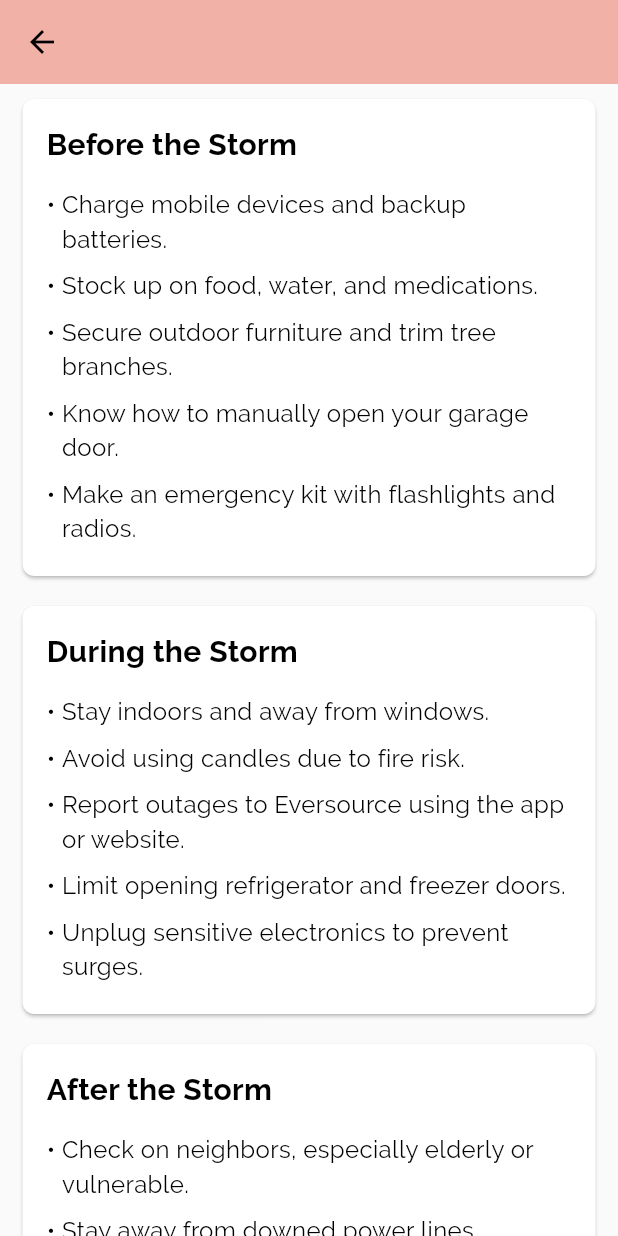
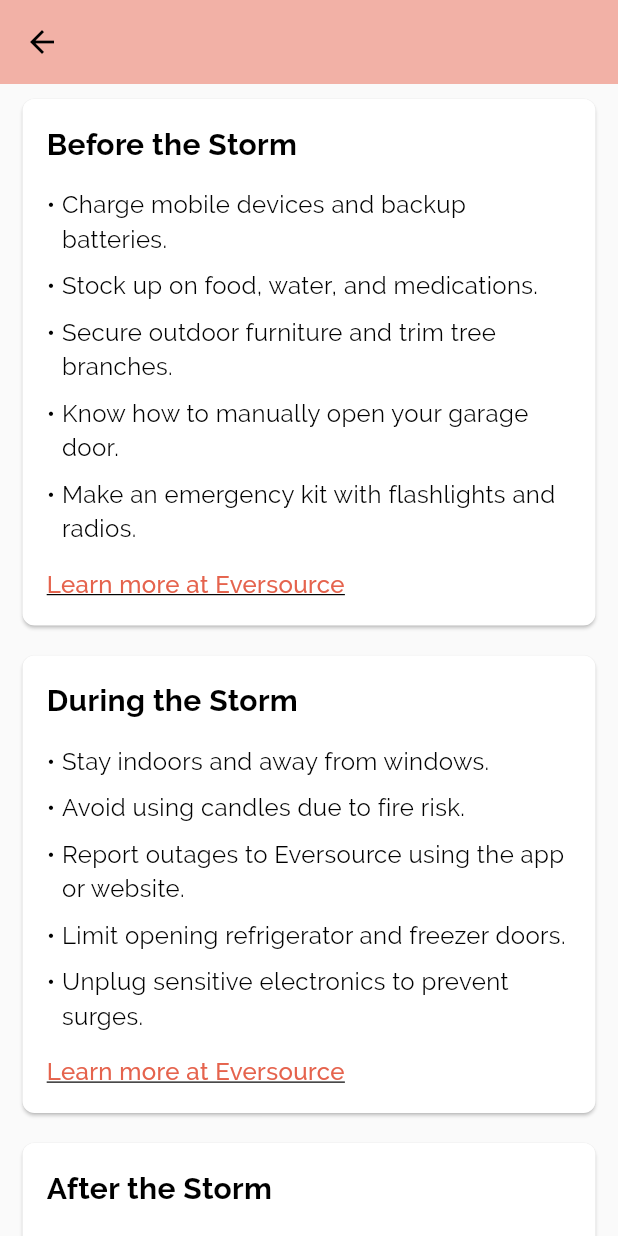
Before and after one commit to littlered964/safer-app, a Flutter app: the PowerOutage screen opened by its route, on a phone screen of 412 x 824 dp. Run offline on Flutter 3.47's test engine with Material 3 defaults, Android fonts, the phone set to English and light mode, and no system bars; our stand-ins replace bloc, device_info_plus, flutter_bloc, flutter_spinbox, flutter_swiper_null_safety, shared_preferences and 1 more; accounts and stored records are empty.

Commit message:
Add Eversource links and restoration info to Power Outage page

```diff
--- a/lib/screens/safer_main_menu/power_outage.dart
+++ b/lib/screens/safer_main_menu/power_outage.dart
@@ -1,11 +1,17 @@
 import 'package:flutter/material.dart';
+import 'package:url_launcher/url_launcher.dart';
 
 class PowerOutage extends StatelessWidget {
   final String title;
 
   const PowerOutage({super.key, required this.title});
 
-  Widget buildInfoBlock(String heading, List<String> tips) {
+  Widget buildInfoBlock(
+    BuildContext context,
+    String heading,
+    List<String> tips, {
+    String? link,
+  }) {
     return Card(
       margin: const EdgeInsets.symmetric(vertical: 10, horizontal: 15),
       clipBehavior: Clip.antiAlias,
@@ -41,6 +47,69 @@ class PowerOutage extends StatelessWidget {
                     ],
                   ),
                 )),
+            if (link != null) ...[
+              const SizedBox(height: 10),
+              GestureDetector(
+                onTap: () => launchUrl(Uri.parse(link)),
+                child: Text(
+                  'Learn more at Eversource',
+                  style: TextStyle(
+                    color: Theme.of(context).primaryColor,
+                    fontSize: 16,
+                    fontWeight: FontWeight.w500,
+                    decoration: TextDecoration.underline,
+                  ),
+                ),
+              ),
+            ],
+          ],
+        ),
+      ),
+    );
+  }
+
+  Widget buildRestorationBlock(BuildContext context) {
+    const url = 'https://www.eversource.com/content/residential/outages/restoration-process';
+    const description =
+        'Understand how Eversource restores power after major outages. This page outlines their step-by-step restoration process, prioritization of critical services, and estimated restoration timelines.';
+
+    return Card(
+      margin: const EdgeInsets.symmetric(vertical: 10, horizontal: 15),
+      clipBehavior: Clip.antiAlias,
+      child: Padding(
+        padding: const EdgeInsets.all(16.0),
+        child: Column(
+          crossAxisAlignment: CrossAxisAlignment.start,
+          children: [
+            const Text(
+              "Eversource Power Restoration",
+              style: TextStyle(
+                fontSize: 20,
+                fontWeight: FontWeight.bold,
+                fontFamily: 'Raleway',
+              ),
+            ),
+            const SizedBox(height: 10),
+            Text(
+              description,
+              style: const TextStyle(
+                fontSize: 16,
+                fontFamily: 'Raleway',
+              ),
+            ),
+            const SizedBox(height: 10),
+            GestureDetector(
+              onTap: () => launchUrl(Uri.parse(url)),
+              child: Text(
+                'Visit Restoration Process Page',
+                style: TextStyle(
+                  color: Theme.of(context).primaryColor,
+                  fontSize: 16,
+                  fontWeight: FontWeight.w500,
+                  decoration: TextDecoration.underline,
+                ),
+              ),
+            ),
           ],
         ),
       ),
@@ -80,9 +149,28 @@ class PowerOutage extends StatelessWidget {
       ),
       body: ListView(
         children: [
-          buildInfoBlock("Before the Storm", beforeStormTips),
-          buildInfoBlock("During the Storm", duringStormTips),
-          buildInfoBlock("After the Storm", afterStormTips),
+          buildInfoBlock(
+            context,
+            "Before the Storm",
+            beforeStormTips,
+            link:
+                "https://www.eversource.com/content/residential/outages/storm-preparedness/before-a-storm",
+          ),
+          buildInfoBlock(
+            context,
+            "During the Storm",
+            duringStormTips,
+            link:
+                "https://www.eversource.com/content/residential/outages/storm-preparedness/during-a-storm",
+          ),
+          buildInfoBlock(
+            context,
+            "After the Storm",
+            afterStormTips,
+            link:
+                "https://www.eversource.com/content/residential/outages/storm-preparedness/after-a-storm",
+          ),
+          buildRestorationBlock(context),
         ],
       ),
     );
```
